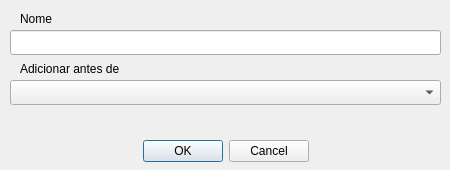
Qt form ui/pessoas_add.ui (vazerick/controle_gastos) before a commit.
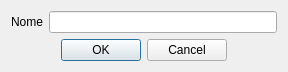
The same form after that commit.

Commit message: Remove o sistema de "ordem" de Pessoas e ajusta as janelas de cat/pessoa

Patch:
```diff
--- a/ui/pessoas_add.ui
+++ b/ui/pessoas_add.ui
@@ -6,14 +6,14 @@
    <rect>
     <x>0</x>
     <y>0</y>
-    <width>450</width>
-    <height>170</height>
+    <width>288</width>
+    <height>71</height>
    </rect>
   </property>
   <property name="minimumSize">
    <size>
-    <width>450</width>
-    <height>170</height>
+    <width>0</width>
+    <height>0</height>
    </size>
   </property>
   <property name="maximumSize">
@@ -28,61 +28,25 @@
   <property name="windowTitle">
    <string>Nova Pessoa</string>
   </property>
-  <widget class="QLineEdit" name="inputNome">
-   <property name="geometry">
-    <rect>
-     <x>10</x>
-     <y>30</y>
-     <width>431</width>
-     <height>25</height>
-    </rect>
-   </property>
-  </widget>
+  <layout class="QVBoxLayout" name="verticalLayout_2">
+   <item>
+    <layout class="QVBoxLayout" name="verticalLayout">
+     <item>
+      <layout class="QHBoxLayout" name="horizontalLayout">
+       <item>
   <widget class="QLabel" name="labelNome">
-   <property name="geometry">
-    <rect>
-     <x>20</x>
-     <y>10</y>
-     <width>54</width>
-     <height>17</height>
-    </rect>
-   </property>
    <property name="text">
     <string>Nome</string>
    </property>
   </widget>
-  <widget class="QLabel" name="labelAntes">
-   <property name="geometry">
-    <rect>
-     <x>20</x>
-     <y>60</y>
-     <width>151</width>
-     <height>17</height>
-    </rect>
-   </property>
-   <property name="text">
-    <string>Adicionar antes de</string>
-   </property>
-  </widget>
-  <widget class="QComboBox" name="comboBox">
-   <property name="geometry">
-    <rect>
-     <x>10</x>
-     <y>80</y>
-     <width>431</width>
-     <height>25</height>
-    </rect>
-   </property>
-  </widget>
+       </item>
+       <item>
+        <widget class="QLineEdit" name="inputNome"/>
+       </item>
+      </layout>
+     </item>
+     <item>
   <widget class="QDialogButtonBox" name="buttonBox">
-   <property name="geometry">
-    <rect>
-     <x>5</x>
-     <y>140</y>
-     <width>441</width>
-     <height>23</height>
-    </rect>
-   </property>
    <property name="standardButtons">
     <set>QDialogButtonBox::Cancel|QDialogButtonBox::Ok</set>
    </property>
@@ -90,6 +54,10 @@
     <bool>true</bool>
    </property>
   </widget>
+     </item>
+    </layout>
+   </item>
+  </layout>
  </widget>
  <includes>
   <include location="local">Qt::SubWindow</include>
```
Lines whose indentation alone changed are shown as unchanged. The commit also changes 5 other files.
